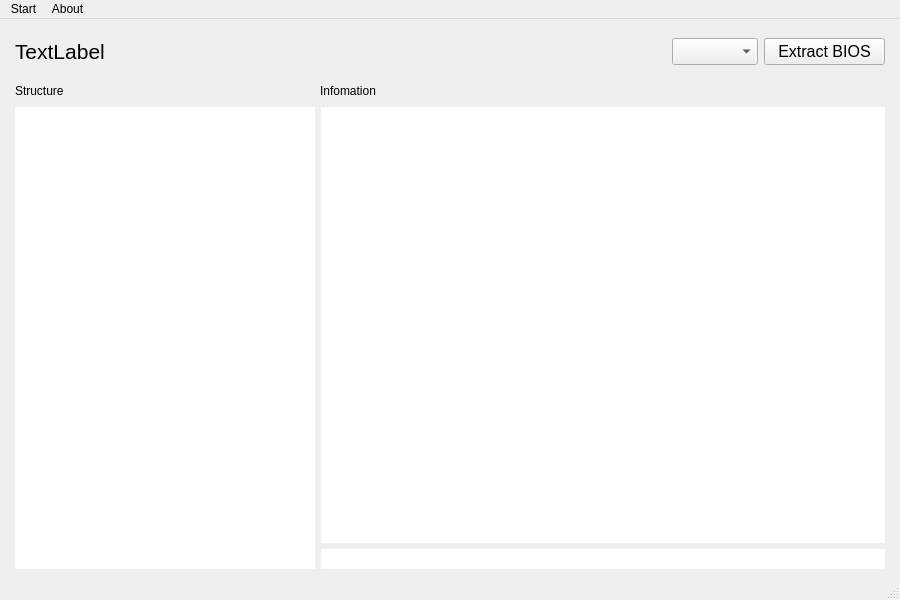
Before: the Qt Designer form mainwindow.ui in stephan-zhuchen/BIOS-Viewer, drawn with Qt 5.
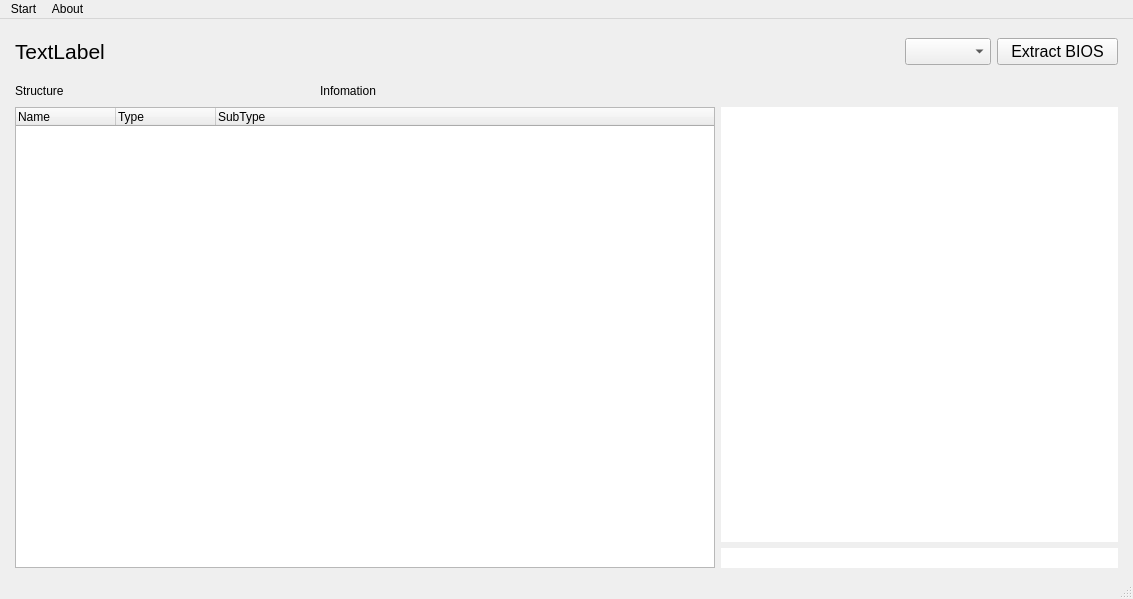
After: the same form once the commit is applied.

Diff of the .ui file:
```diff
--- a/mainwindow.ui
+++ b/mainwindow.ui
@@ -6,8 +6,8 @@
    <rect>
     <x>0</x>
     <y>0</y>
-    <width>900</width>
-    <height>600</height>
+    <width>1133</width>
+    <height>599</height>
    </rect>
   </property>
   <property name="font">
@@ -230,22 +230,69 @@
        <number>6</number>
       </property>
       <item>
-       <widget class="QListWidget" name="listWidget">
+       <widget class="QTreeWidget" name="treeWidget">
+        <property name="enabled">
+         <bool>true</bool>
+        </property>
         <property name="sizePolicy">
-         <sizepolicy hsizetype="Fixed" vsizetype="Minimum">
+         <sizepolicy hsizetype="Expanding" vsizetype="Expanding">
           <horstretch>0</horstretch>
           <verstretch>0</verstretch>
          </sizepolicy>
         </property>
         <property name="minimumSize">
          <size>
-          <width>300</width>
-          <height>230</height>
+          <width>700</width>
+          <height>0</height>
          </size>
         </property>
+        <property name="font">
+         <font>
+          <pointsize>9</pointsize>
+         </font>
+        </property>
         <property name="frameShape">
-         <enum>QFrame::NoFrame</enum>
+         <enum>QFrame::StyledPanel</enum>
         </property>
+        <property name="frameShadow">
+         <enum>QFrame::Plain</enum>
+        </property>
+        <property name="editTriggers">
+         <set>QAbstractItemView::NoEditTriggers</set>
+        </property>
+        <property name="uniformRowHeights">
+         <bool>true</bool>
+        </property>
+        <property name="sortingEnabled">
+         <bool>false</bool>
+        </property>
+        <property name="animated">
+         <bool>true</bool>
+        </property>
+        <property name="allColumnsShowFocus">
+         <bool>false</bool>
+        </property>
+        <property name="headerHidden">
+         <bool>false</bool>
+        </property>
+        <attribute name="headerCascadingSectionResizes">
+         <bool>true</bool>
+        </attribute>
+        <column>
+         <property name="text">
+          <string>Name</string>
+         </property>
+        </column>
+        <column>
+         <property name="text">
+          <string>Type</string>
+         </property>
+        </column>
+        <column>
+         <property name="text">
+          <string>SubType</string>
+         </property>
+        </column>
        </widget>
       </item>
       <item>
@@ -260,14 +307,14 @@
           </property>
           <property name="minimumSize">
            <size>
-            <width>500</width>
+            <width>300</width>
             <height>0</height>
            </size>
           </property>
           <property name="font">
            <font>
-            <pointsize>12</pointsize>
-            <kerning>true</kerning>
+            <family>Fira Code</family>
+            <pointsize>10</pointsize>
            </font>
           </property>
           <property name="cursor" stdset="0">
@@ -277,7 +324,7 @@
            <enum>QFrame::NoFrame</enum>
           </property>
           <property name="frameShadow">
-           <enum>QFrame::Raised</enum>
+           <enum>QFrame::Plain</enum>
           </property>
           <property name="lineWrapMode">
            <enum>QTextEdit::NoWrap</enum>
@@ -289,6 +336,9 @@
           <property name="frame">
            <bool>false</bool>
           </property>
+          <property name="readOnly">
+           <bool>true</bool>
+          </property>
          </widget>
         </item>
        </layout>
@@ -302,7 +352,7 @@
     <rect>
      <x>0</x>
      <y>0</y>
-     <width>900</width>
+     <width>1133</width>
      <height>19</height>
     </rect>
    </property>
```
Left out of the diff: 2 changed lines with no effect on the pictures.
